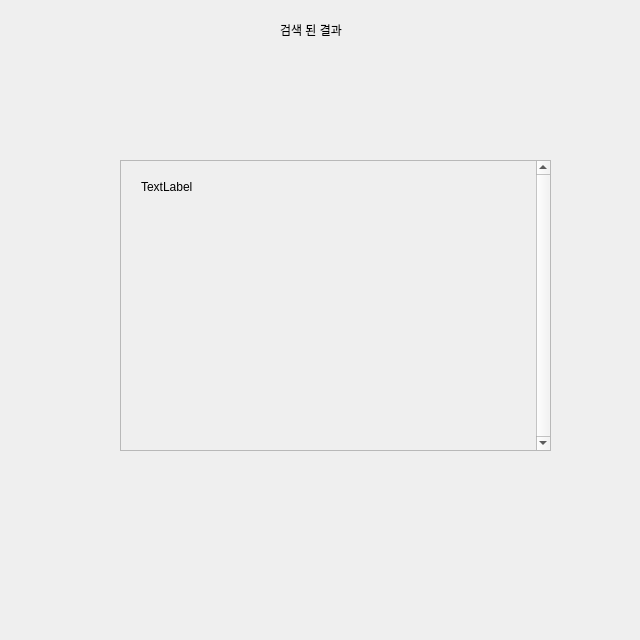
cau-oop/GUITest, file searchresult.ui: the form before one commit.
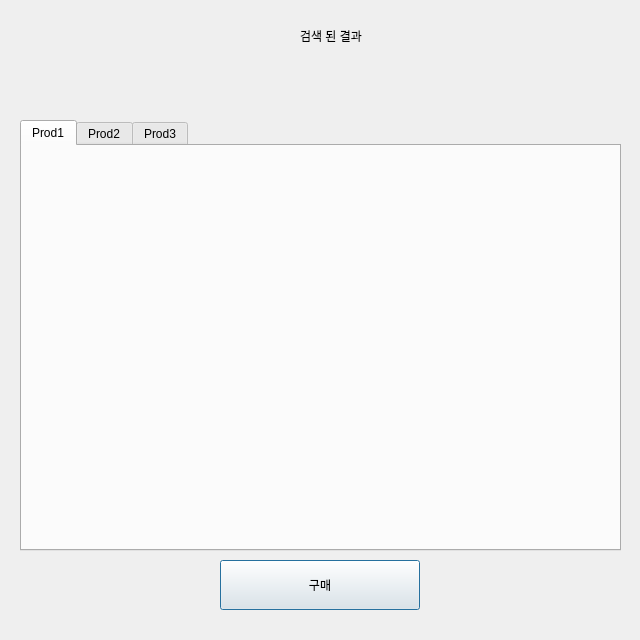
The form after the commit.

Diff of the .ui file:
```diff
--- a/searchresult.ui
+++ b/searchresult.ui
@@ -16,54 +16,56 @@
   <widget class="QLabel" name="title">
    <property name="geometry">
     <rect>
-     <x>280</x>
+     <x>300</x>
      <y>20</y>
-     <width>80</width>
-     <height>20</height>
+     <width>91</width>
+     <height>31</height>
     </rect>
    </property>
    <property name="text">
     <string>검색 된 결과</string>
    </property>
   </widget>
-  <widget class="QScrollArea" name="scrollArea">
+  <widget class="QTabWidget" name="tabWidget">
    <property name="geometry">
     <rect>
-     <x>120</x>
-     <y>160</y>
-     <width>431</width>
-     <height>291</height>
+     <x>20</x>
+     <y>120</y>
+     <width>601</width>
+     <height>431</height>
     </rect>
    </property>
-   <property name="verticalScrollBarPolicy">
-    <enum>Qt::ScrollBarAlwaysOn</enum>
+   <property name="currentIndex">
+    <number>0</number>
    </property>
-   <property name="widgetResizable">
-    <bool>true</bool>
-   </property>
-   <widget class="QWidget" name="searchlabel">
-    <property name="geometry">
-     <rect>
-      <x>0</x>
-      <y>0</y>
-      <width>415</width>
-      <height>289</height>
-     </rect>
-    </property>
-    <widget class="QLabel" name="label">
-     <property name="geometry">
-      <rect>
-       <x>20</x>
-       <y>10</y>
-       <width>381</width>
-       <height>31</height>
-      </rect>
-     </property>
-     <property name="text">
-      <string>TextLabel</string>
-     </property>
-    </widget>
+   <widget class="QWidget" name="prod1">
+    <attribute name="title">
+     <string>Prod1</string>
+    </attribute>
    </widget>
+   <widget class="QWidget" name="prod2">
+    <attribute name="title">
+     <string>Prod2</string>
+    </attribute>
+   </widget>
+   <widget class="QWidget" name="prod3">
+    <attribute name="title">
+     <string>Prod3</string>
+    </attribute>
+   </widget>
+  </widget>
+  <widget class="QPushButton" name="buy">
+   <property name="geometry">
+    <rect>
+     <x>220</x>
+     <y>560</y>
+     <width>200</width>
+     <height>50</height>
+    </rect>
+   </property>
+   <property name="text">
+    <string>구매</string>
+   </property>
   </widget>
  </widget>
  <resources/>
```
